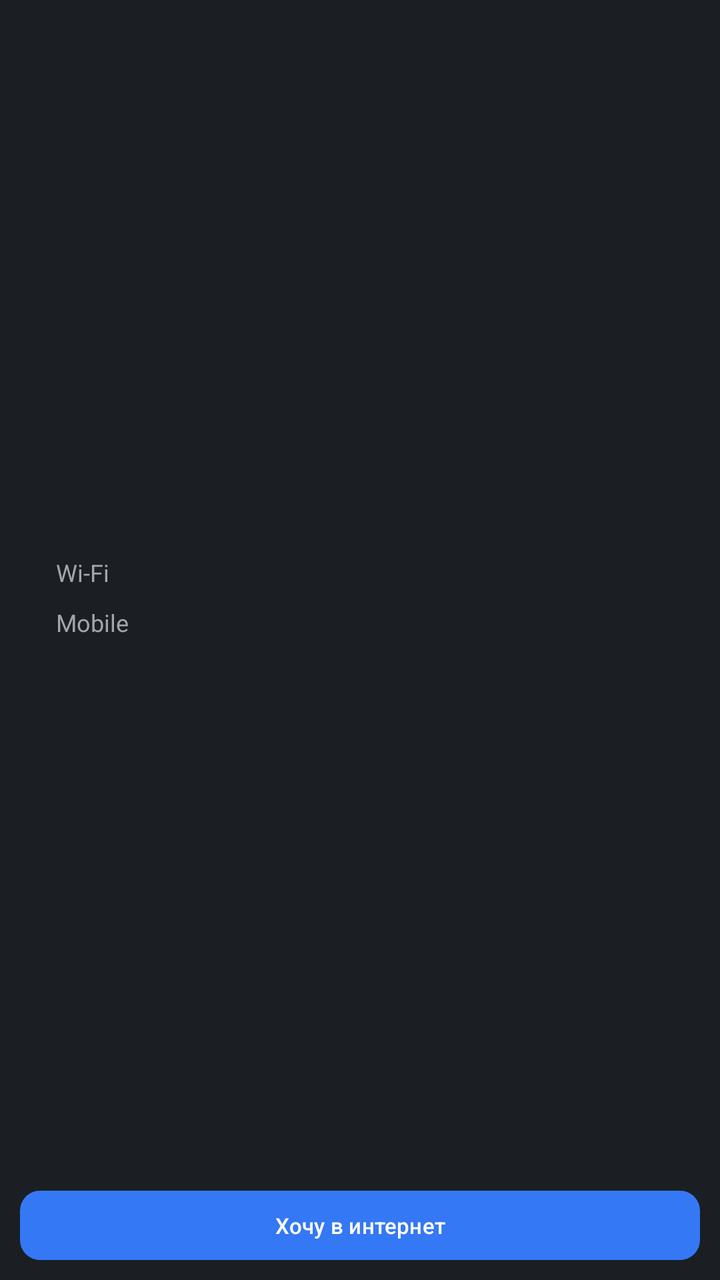
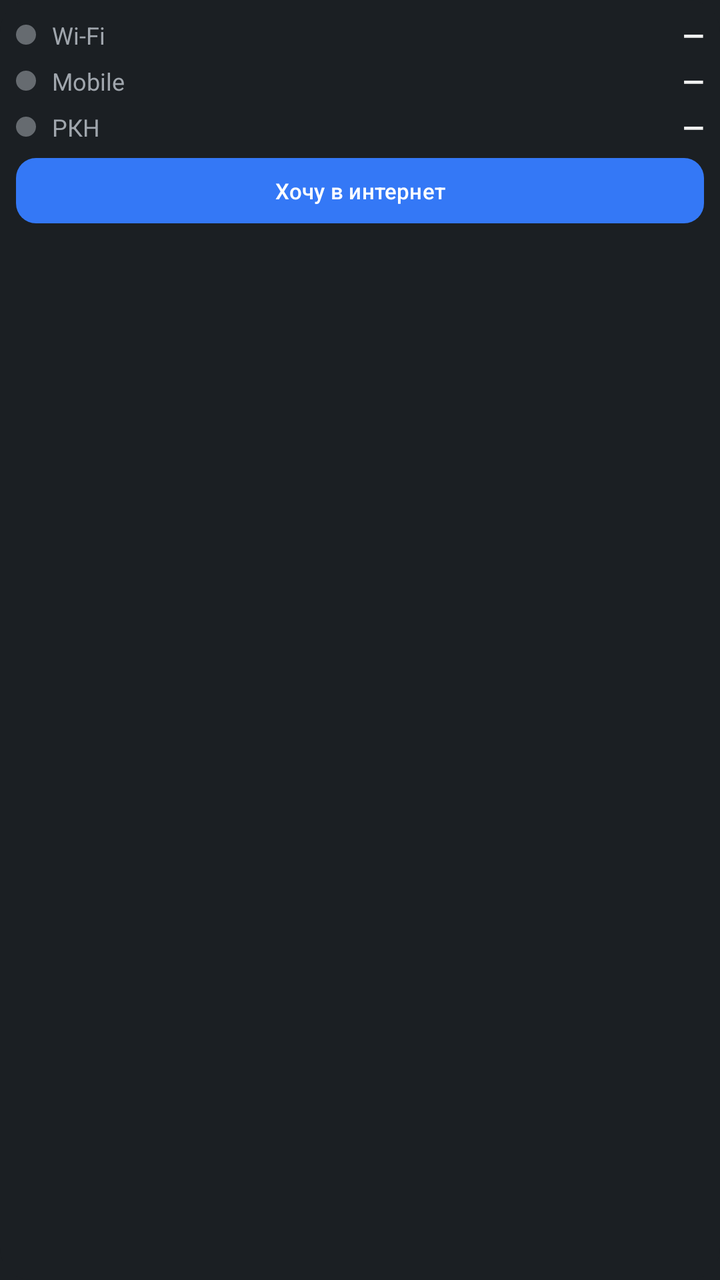

The first picture is an Android layout as it rendered before a commit; the second is the same layout after the commit. The layout source and the unified diff follow.
<!-- AndroidManifest.xml: application theme Theme.Ping -->
<!-- res/layout/widget.xml -->
<?xml version="1.0" encoding="utf-8"?>
<LinearLayout xmlns:android="http://schemas.android.com/apk/res/android"
    android:layout_width="match_parent"
    android:layout_height="match_parent"
    android:orientation="vertical"
    android:background="@drawable/widget_background"
    android:padding="10dp">

    <LinearLayout
        android:id="@+id/indicatorContainer"
        android:layout_width="match_parent"
        android:layout_height="0dp"
        android:layout_weight="1"
        android:orientation="vertical"
        android:gravity="center_vertical"
        android:contentDescription="@string/widget_indicator_description">

        <LinearLayout
            android:layout_width="match_parent"
            android:layout_height="wrap_content"
            android:orientation="horizontal"
            android:gravity="center_vertical">

            <ImageView
                android:id="@+id/wifiDot"
                android:layout_width="10dp"
                android:layout_height="10dp"
                android:contentDescription="@null"/>

            <TextView
                android:layout_width="0dp"
                android:layout_height="wrap_content"
                android:layout_weight="1"
                android:layout_marginStart="8dp"
                android:text="@string/network_wifi"
                android:textColor="@color/text_secondary"
                android:textSize="12sp"
                android:maxLines="1"
                android:ellipsize="end"/>

            <TextView
                android:id="@+id/wifiPercent"
                android:layout_width="wrap_content"
                android:layout_height="wrap_content"
                android:layout_marginStart="8dp"
                android:textColor="@color/text_primary"
                android:textSize="14sp"
                android:textStyle="bold"
                android:maxLines="1"/>
        </LinearLayout>

        <LinearLayout
            android:layout_width="match_parent"
            android:layout_height="wrap_content"
            android:orientation="horizontal"
            android:gravity="center_vertical"
            android:layout_marginTop="6dp">

            <ImageView
                android:id="@+id/mobileDot"
                android:layout_width="10dp"
                android:layout_height="10dp"
                android:contentDescription="@null"/>

            <TextView
                android:layout_width="0dp"
                android:layout_height="wrap_content"
                android:layout_weight="1"
                android:layout_marginStart="8dp"
                android:text="@string/network_mobile"
                android:textColor="@color/text_secondary"
                android:textSize="12sp"
                android:maxLines="1"
                android:ellipsize="end"/>

            <TextView
                android:id="@+id/mobilePercent"
                android:layout_width="wrap_content"
                android:layout_height="wrap_content"
                android:layout_marginStart="8dp"
                android:textColor="@color/text_primary"
                android:textSize="14sp"
                android:textStyle="bold"
                android:maxLines="1"/>
        </LinearLayout>
    </LinearLayout>

    <Button
        android:id="@+id/refreshButton"
        android:layout_width="match_parent"
        android:layout_height="wrap_content"
        android:layout_marginTop="8dp"
        android:text="@string/want_internet"
        android:background="@drawable/button_background"
        android:textColor="#FFFFFF"
        android:textAllCaps="false"
        android:textSize="11sp"
        android:minHeight="0dp"
        android:paddingTop="6dp"
        android:paddingBottom="6dp"/>
</LinearLayout>
<!-- resources referenced by this layout -->
<resources>
  <color name="text_primary">#F1F1F1</color>
  <color name="text_secondary">#A0A6AD</color>
  <!-- drawable button_background (drawable) -->
  <?xml version="1.0" encoding="utf-8"?>
  <shape xmlns:android="http://schemas.android.com/apk/res/android"
      android:shape="rectangle">
      <corners android:radius="10dp"/>
      <solid android:color="@color/accent_blue"/>
  </shape>
  <!-- drawable widget_background (drawable) -->
  <?xml version="1.0" encoding="utf-8"?>
  <shape xmlns:android="http://schemas.android.com/apk/res/android"
      android:shape="rectangle">
      <corners android:radius="16dp"/>
      <solid android:color="@color/widget_bg"/>
  </shape>
  <string name="network_mobile">Mobile</string>
  <string name="network_wifi">Wi-Fi</string>
  <string name="want_internet">Хочу в интернет</string>
  <string name="widget_indicator_description">Доступность Wi-Fi и мобильного интернета</string>
  <style name="Theme.Ping" parent="Theme.Material3.Dark.NoActionBar">
          <item name="android:windowBackground">@color/bg_dark</item>
          <item name="colorPrimary">@color/accent_blue</item>
          <item name="colorOnPrimary">#FFFFFF</item>
          <item name="colorSurface">@color/card_dark</item>
          <item name="android:textColorPrimary">@color/text_primary</item>
          <item name="android:textColorSecondary">@color/text_secondary</item>
      </style>
  <color name="accent_blue">#3478F6</color>
  <color name="widget_bg">@color/bg_dark</color>
  <color name="bg_dark">#1B1F23</color>
  <color name="card_dark">#232830</color>
</resources>

<!-- the commit's change to res/layout/widget.xml (unified diff, before → after) -->
@@ -1,101 +1,133 @@
 <?xml version="1.0" encoding="utf-8"?>
 <LinearLayout xmlns:android="http://schemas.android.com/apk/res/android"
+    android:id="@+id/widgetRoot"
     android:layout_width="match_parent"
     android:layout_height="match_parent"
     android:orientation="vertical"
     android:background="@drawable/widget_background"
-    android:padding="10dp">
+    android:padding="8dp">
 
     <LinearLayout
-        android:id="@+id/indicatorContainer"
         android:layout_width="match_parent"
-        android:layout_height="0dp"
-        android:layout_weight="1"
-        android:orientation="vertical"
+        android:layout_height="wrap_content"
+        android:orientation="horizontal"
+        android:gravity="center_vertical">
+
+        <ImageView
+            android:id="@+id/wifiDot"
+            android:layout_width="10dp"
+            android:layout_height="10dp"
+            android:src="@drawable/dot_status_unknown"
+            android:contentDescription="@null"/>
+
+        <TextView
+            android:layout_width="0dp"
+            android:layout_height="wrap_content"
+            android:layout_weight="1"
+            android:layout_marginStart="8dp"
+            android:text="@string/network_wifi"
+            android:textColor="@color/text_secondary"
+            android:textSize="12sp"
+            android:maxLines="1"
+            android:ellipsize="end"/>
+
+        <TextView
+            android:id="@+id/wifiPercent"
+            android:layout_width="wrap_content"
+            android:layout_height="wrap_content"
+            android:layout_marginStart="8dp"
+            android:text="—"
+            android:textColor="@color/text_primary"
+            android:textSize="14sp"
+            android:textStyle="bold"
+            android:maxLines="1"/>
+    </LinearLayout>
+
+    <LinearLayout
+        android:layout_width="match_parent"
+        android:layout_height="wrap_content"
+        android:orientation="horizontal"
         android:gravity="center_vertical"
-        android:contentDescription="@string/widget_indicator_description">
+        android:layout_marginTop="4dp">
 
-        <LinearLayout
-            android:layout_width="match_parent"
+        <ImageView
+            android:id="@+id/mobileDot"
+            android:layout_width="10dp"
+            android:layout_height="10dp"
+            android:src="@drawable/dot_status_unknown"
+            android:contentDescription="@null"/>
+
+        <TextView
+            android:layout_width="0dp"
             android:layout_height="wrap_content"
-            android:orientation="horizontal"
-            android:gravity="center_vertical">
+            android:layout_weight="1"
+            android:layout_marginStart="8dp"
+            android:text="@string/network_mobile"
+            android:textColor="@color/text_secondary"
+            android:textSize="12sp"
+            android:maxLines="1"
+            android:ellipsize="end"/>
 
-            <ImageView
-                android:id="@+id/wifiDot"
-                android:layout_width="10dp"
-                android:layout_height="10dp"
-                android:contentDescription="@null"/>
+        <TextView
+            android:id="@+id/mobilePercent"
+            android:layout_width="wrap_content"
+            android:layout_height="wrap_content"
+            android:layout_marginStart="8dp"
+            android:text="—"
+            android:textColor="@color/text_primary"
+            android:textSize="14sp"
+            android:textStyle="bold"
+            android:maxLines="1"/>
+    </LinearLayout>
 
-            <TextView
-                android:layout_width="0dp"
-                android:layout_height="wrap_content"
-                android:layout_weight="1"
-                android:layout_marginStart="8dp"
-                android:text="@string/network_wifi"
-                android:textColor="@color/text_secondary"
-                android:textSize="12sp"
-                android:maxLines="1"
-                android:ellipsize="end"/>
+    <LinearLayout
+        android:layout_width="match_parent"
+        android:layout_height="wrap_content"
+        android:orientation="horizontal"
+        android:gravity="center_vertical"
+        android:layout_marginTop="4dp">
 
-            <TextView
-                android:id="@+id/wifiPercent"
-                android:layout_width="wrap_content"
-                android:layout_height="wrap_content"
-                android:layout_marginStart="8dp"
-                android:textColor="@color/text_primary"
-                android:textSize="14sp"
-                android:textStyle="bold"
-                android:maxLines="1"/>
-        </LinearLayout>
+        <ImageView
+            android:id="@+id/focusDot"
+            android:layout_width="10dp"
+            android:layout_height="10dp"
+            android:src="@drawable/dot_status_unknown"
+            android:contentDescription="@null"/>
 
-        <LinearLayout
-            android:layout_width="match_parent"
+        <TextView
+            android:layout_width="0dp"
             android:layout_height="wrap_content"
-            android:orientation="horizontal"
-            android:gravity="center_vertical"
-            android:layout_marginTop="6dp">
+            android:layout_weight="1"
+            android:layout_marginStart="8dp"
+            android:text="@string/widget_focus_label"
+            android:textColor="@color/text_secondary"
+            android:textSize="12sp"
+            android:maxLines="1"
+            android:ellipsize="end"/>
 
-            <ImageView
-                android:id="@+id/mobileDot"
-                android:layout_width="10dp"
-                android:layout_height="10dp"
-                android:contentDescription="@null"/>
-
-            <TextView
-                android:layout_width="0dp"
-                android:layout_height="wrap_content"
-                android:layout_weight="1"
-                android:layout_marginStart="8dp"
-                android:text="@string/network_mobile"
-                android:textColor="@color/text_secondary"
-                android:textSize="12sp"
-                android:maxLines="1"
-                android:ellipsize="end"/>
-
-            <TextView
-                android:id="@+id/mobilePercent"
-                android:layout_width="wrap_content"
-                android:layout_height="wrap_content"
-                android:layout_marginStart="8dp"
-                android:textColor="@color/text_primary"
-                android:textSize="14sp"
-                android:textStyle="bold"
-                android:maxLines="1"/>
-        </LinearLayout>
+        <TextView
+            android:id="@+id/focusPercent"
+            android:layout_width="wrap_content"
+            android:layout_height="wrap_content"
+            android:layout_marginStart="8dp"
+            android:text="—"
+            android:textColor="@color/text_primary"
+            android:textSize="14sp"
+            android:textStyle="bold"
+            android:maxLines="1"/>
     </LinearLayout>
 
     <Button
         android:id="@+id/refreshButton"
         android:layout_width="match_parent"
         android:layout_height="wrap_content"
-        android:layout_marginTop="8dp"
+        android:layout_marginTop="6dp"
         android:text="@string/want_internet"
         android:background="@drawable/button_background"
         android:textColor="#FFFFFF"
         android:textAllCaps="false"
         android:textSize="11sp"
         android:minHeight="0dp"
-        android:paddingTop="6dp"
-        android:paddingBottom="6dp"/>
+        android:paddingTop="5dp"
+        android:paddingBottom="5dp"/>
 </LinearLayout>
<!-- resource entries referenced after the edit -->
@@ -9,6 +9,12 @@
       <corners android:radius="10dp"/>
       <solid android:color="@color/accent_blue"/>
   </shape>
+  <!-- drawable dot_status_unknown (drawable) -->
+  <?xml version="1.0" encoding="utf-8"?>
+  <shape xmlns:android="http://schemas.android.com/apk/res/android" android:shape="oval">
+      <size android:width="10dp" android:height="10dp"/>
+      <solid android:color="@color/status_unknown"/>
+  </shape>
   <!-- drawable widget_background (drawable) -->
   <?xml version="1.0" encoding="utf-8"?>
   <shape xmlns:android="http://schemas.android.com/apk/res/android"
@@ -19,7 +25,7 @@
   <string name="network_mobile">Mobile</string>
   <string name="network_wifi">Wi-Fi</string>
   <string name="want_internet">Хочу в интернет</string>
-  <string name="widget_indicator_description">Доступность Wi-Fi и мобильного интернета</string>
+  <string name="widget_focus_label">РКН</string>
   <style name="Theme.Ping" parent="Theme.Material3.Dark.NoActionBar">
           <item name="android:windowBackground">@color/bg_dark</item>
           <item name="colorPrimary">@color/accent_blue</item>
@@ -29,6 +35,7 @@
           <item name="android:textColorSecondary">@color/text_secondary</item>
       </style>
   <color name="accent_blue">#3478F6</color>
+  <color name="status_unknown">#666B70</color>
   <color name="widget_bg">@color/bg_dark</color>
   <color name="bg_dark">#1B1F23</color>
   <color name="card_dark">#232830</color>
